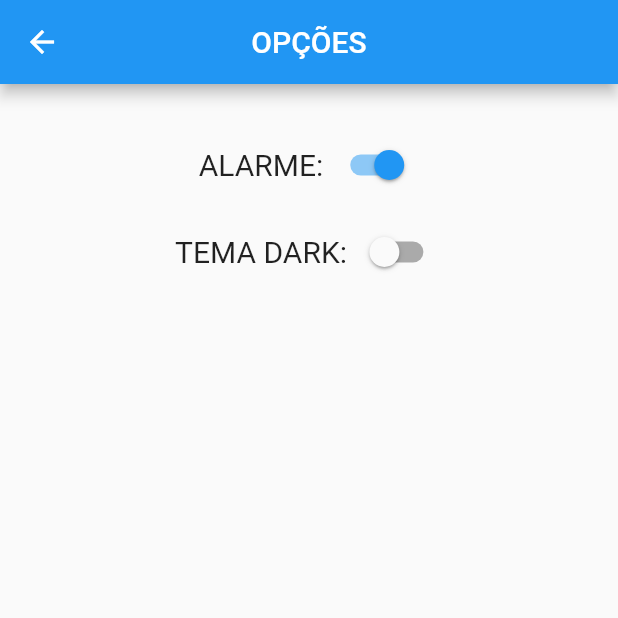
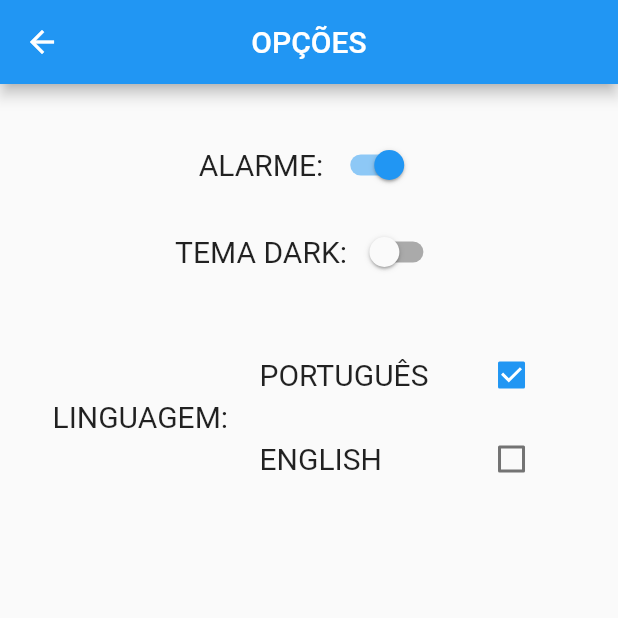
Before and after one commit to csnoboa/contador_de_jogos, a Flutter app: the screen it shows after launch, after a tap on "OPÇÕES", on a phone screen of 412 x 824 dp, the top half of it. Run offline on Flutter 3.47's test engine with Material 2 defaults, Android fonts, the phone set to English and light mode, and no system bars; missing offline and left inert: flutter_ringtone_player.

Commit message:
#3 - Page Options with sound options and language

```diff
--- a/lib/controller/app_controller.dart
+++ b/lib/controller/app_controller.dart
@@ -11,6 +11,12 @@ class AppController extends ChangeNotifier {
   bool isSoundOn = true;
   changeSound() {
     isSoundOn = !isSoundOn;
+    notifyListeners();
+  }
+
+  String lang = "port";
+  changeLanguage(String _lang) {
+    lang = _lang;
     notifyListeners();
   }
 
--- a/lib/home_page.dart
+++ b/lib/home_page.dart
@@ -1,6 +1,7 @@
 import 'package:contador_de_jogos/controller/app_controller.dart';
 import 'package:contador_de_jogos/storage/counter_storage.dart';
 import 'package:flutter/material.dart';
+import 'package:contador_de_jogos/language/language.dart';
 
 class MyHomePage extends StatefulWidget {
   MyHomePage({Key key}) : super(key: key);
@@ -28,7 +29,8 @@ class _MyHomePageState extends State<MyHomePage> {
         child: AppBar(
           title: Padding(
             padding: const EdgeInsets.only(top: 35.0),
-            child: Text('CONTADOR DE JOGOS', style: TextStyle(fontSize: 28)),
+            child: Text(titleHomeLang[AppController.instance.lang],
+                style: TextStyle(fontSize: 28)),
           ),
           centerTitle: true,
         ),
--- /dev/null
+++ b/lib/language/language.dart
@@ -0,0 +1,10 @@
+var titleHomeLang = {"port": "CONTADOR DE JOGOS", "eng": "GAME COUNTER"};
+
+//Options Page
+var titleOptionsPage = {"port": "OPÇÕES", "eng": "OPTIONS"};
+var switchAlarm = {"port": "ALARME: ", "eng": "ALARM: "};
+var switchSound = {"port": "SOM: ", "eng": "SOUND: "};
+var switchDarkTheme = {"port": "TEMA DARK: ", "eng": "DARK THEME: "};
+var textLanguage = {"port": "LINGUAGEM: ", "eng": "LANGUAGE: "};
+// var textLangPort = {"port": "PORTUGUÊS", "eng": "PORTUGUESE"};
+// var textLangEng = {"port": "INGLÊS", "eng": "ENGLISH"};
--- a/lib/options_page.dart
+++ b/lib/options_page.dart
@@ -1,5 +1,6 @@
 import 'package:contador_de_jogos/controller/app_controller.dart';
 import 'package:flutter/material.dart';
+import 'package:contador_de_jogos/language/language.dart';
 
 class OptionsPage extends StatefulWidget {
   OptionsPage({Key key}) : super(key: key);
@@ -9,11 +10,14 @@ class OptionsPage extends StatefulWidget {
 }
 
 class _OptionsPageState extends State<OptionsPage> {
+  bool isPortuguese = true;
+
   @override
   Widget build(BuildContext context) {
+    isPortuguese = (AppController.instance.lang == "port") ? true : false;
     return Scaffold(
       appBar: AppBar(
-        title: Text("OPÇÕES"),
+        title: Text(titleOptionsPage[AppController.instance.lang]),
         centerTitle: true,
       ),
       body: Padding(
@@ -24,7 +28,7 @@ class _OptionsPageState extends State<OptionsPage> {
               mainAxisAlignment: MainAxisAlignment.center,
               children: [
                 Text(
-                  'ALARME: ',
+                  switchAlarm[AppController.instance.lang],
                   style: TextStyle(fontSize: 20),
                 ),
                 Switch(
@@ -44,7 +48,7 @@ class _OptionsPageState extends State<OptionsPage> {
               mainAxisAlignment: MainAxisAlignment.center,
               children: [
                 Text(
-                  'TEMA DARK: ',
+                  switchDarkTheme[AppController.instance.lang],
                   style: TextStyle(fontSize: 20),
                 ),
                 Switch(
@@ -59,6 +63,52 @@ class _OptionsPageState extends State<OptionsPage> {
                 ),
               ],
             ),
+            Container(height: 30),
+            Row(
+              mainAxisAlignment: MainAxisAlignment.center,
+              children: [
+                Text(
+                  textLanguage[AppController.instance.lang],
+                  style: TextStyle(fontSize: 20),
+                ),
+                Column(
+                  children: [
+                    Container(
+                      width: 220,
+                      child: CheckboxListTile(
+                        value: isPortuguese,
+                        onChanged: (value) {
+                          setState(() {
+                            isPortuguese = true;
+                            AppController.instance.changeLanguage('port');
+                          });
+                        },
+                        title: Text(
+                          "PORTUGUÊS",
+                          style: TextStyle(fontSize: 20),
+                        ),
+                      ),
+                    ),
+                    Container(
+                      width: 220,
+                      child: CheckboxListTile(
+                        value: !isPortuguese,
+                        onChanged: (value) {
+                          setState(() {
+                            isPortuguese = false;
+                            AppController.instance.changeLanguage('eng');
+                          });
+                        },
+                        title: Text(
+                          "ENGLISH",
+                          style: TextStyle(fontSize: 20),
+                        ),
+                      ),
+                    ),
+                  ],
+                ),
+              ],
+            ),
           ],
         ),
       ),
```
